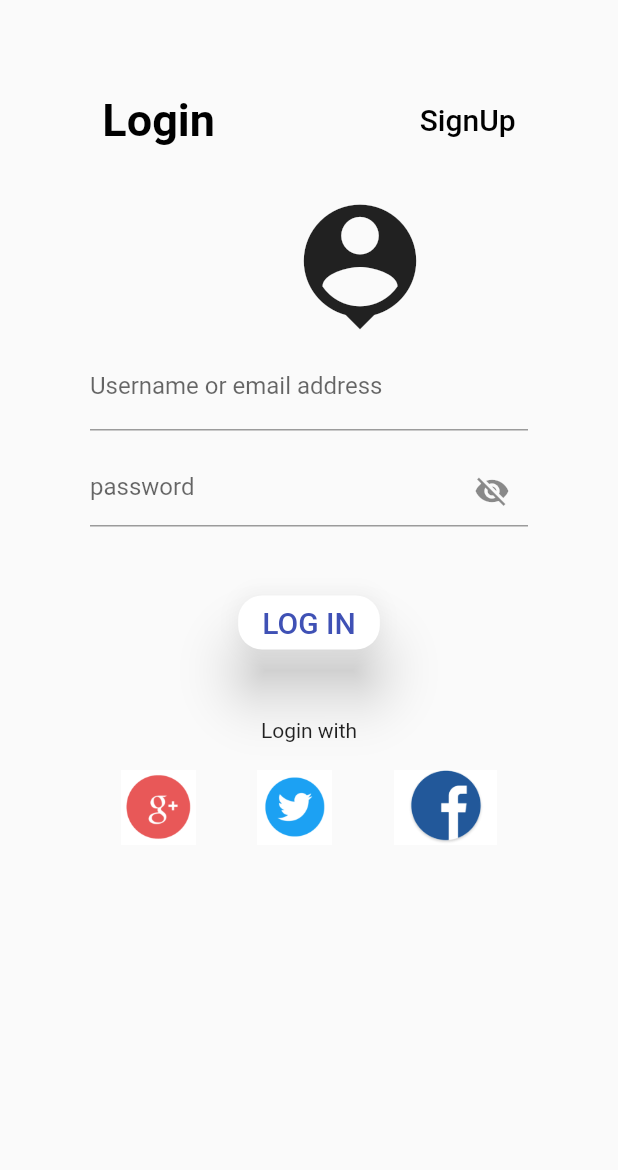
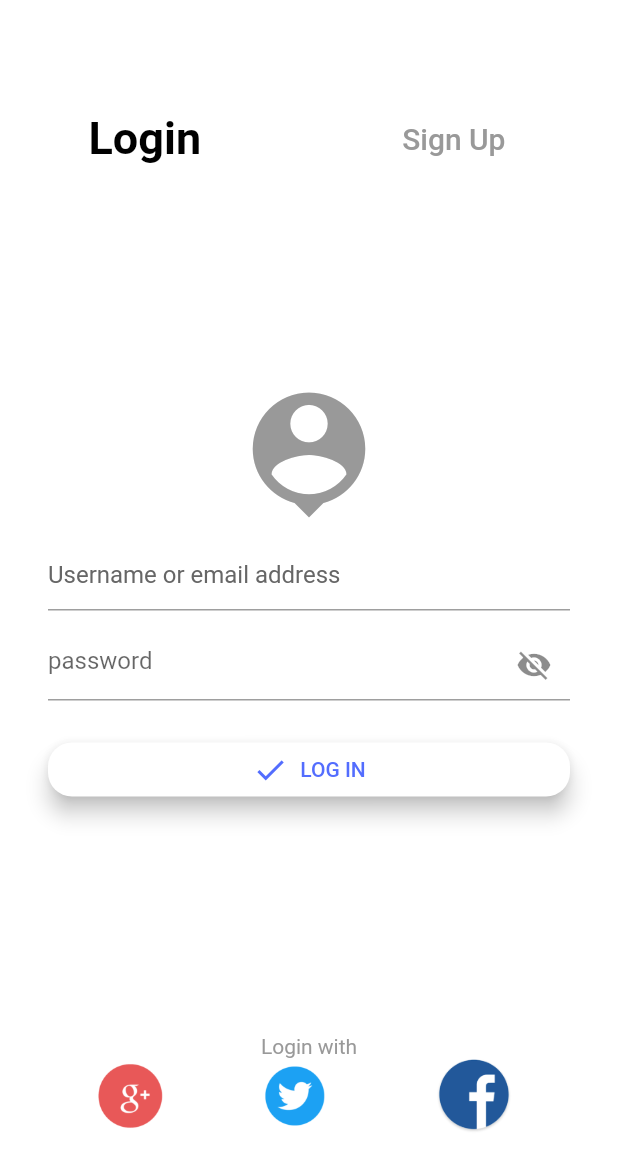
Before and after one commit to MahikaJainDev/login, a Flutter app: the screen it shows after launch, on a phone screen of 412 x 824 dp. Shown: the top 1170 px of the screen. Run offline on Flutter 3.47's test engine with Material 2 defaults, Android fonts, the phone set to English and light mode, and no system bars; our stand-ins replace image_cropper, image_picker.

Commit message:
Login Page fixes

```diff
--- a/lib/login.dart
+++ b/lib/login.dart
@@ -10,33 +10,32 @@ class Login extends StatelessWidget {
 
   @override
   Widget build(BuildContext context) {
-    return MaterialApp(
-      home: Form(
+    return Scaffold(
+      backgroundColor: Colors.white,
+      body: SingleChildScrollView(
+        child: Container(
+          constraints: BoxConstraints(
+            minHeight: MediaQuery.of(context).size.height
+          ),
+          child: Form(
             key: _formKey,
-        child: Scaffold(
-          appBar: AppBar(
-            backgroundColor: Colors.transparent,
-            elevation: 0.0,
-          ),
-          body: ChangeNotifierProvider<MyProvider>(
+            child: ChangeNotifierProvider<MyProvider>(
               create: (context) => MyProvider(),
               child: Consumer<MyProvider>(builder: (context, provider, child) {
-              return ListView(
+                return Column(
+                  crossAxisAlignment: CrossAxisAlignment.stretch,
+                  mainAxisAlignment: MainAxisAlignment.spaceAround,
                   children: [
                     Row(
                       mainAxisAlignment: MainAxisAlignment.spaceAround,
                       children: [
-                      FlatButton(
-                        onPressed: () {},
-                        child: Text(
+                        Text(
                           'Login',
                           style: TextStyle(
+                            color: Colors.black,
                             fontSize: 30,
-                            fontWeight: FontWeight.bold,
-                            color: Colors.black,
+                            fontWeight: FontWeight.bold
                           ),
-                        ),
-                        color: Colors.transparent,
                         ),
                         FlatButton(
                           onPressed: () {
@@ -46,33 +45,35 @@ class Login extends StatelessWidget {
                             );
                           },
                           child: Text(
-                          'SignUp',
+                            'Sign Up',
                             style: TextStyle(
                               fontSize: 20,
-                            color: Colors.black,
+                              color: Color(0xff999999),
                             ),
                           ),
                           color: Colors.transparent,
                         ),
                       ],
                     ),
-                  SizedBox(
-                    height: 16,
+
+                    Column(
+                      crossAxisAlignment: CrossAxisAlignment.stretch,
+                      children: [
+                        MyImage(),
+                        Padding(
+                          padding: EdgeInsets.symmetric(
+                              horizontal: 32,
+                              vertical: 6
                           ),
-                  MyImage(),
-                  Container(
-                    decoration: BoxDecoration(
-                      color: Colors.transparent,
+                          child: TextFormField(
+                            decoration: InputDecoration(
+                                hintText: 'Username or email address',
+                                labelStyle: TextStyle(
+                                    color: Color(0xff666666)
                                 ),
-                    margin: EdgeInsets.all(30),
-                    padding: EdgeInsets.all(30),
-                    child: Column(
-                      children: [
-
-                        TextFormField(
-                          decoration: InputDecoration(
-                            labelText: 'Username or email address',
-                            hintText: AutofillHints.email,
+                                hintStyle: TextStyle(
+                                    color: Color(0xff666666)
+                                )
                             ),
                             validator: (value) {
                               if (value.isEmpty) {
@@ -81,40 +82,66 @@ class Login extends StatelessWidget {
                               return null;
                             },
                           ),
+                        ),
+                        Padding(
+                          padding: EdgeInsets.symmetric(
+                              horizontal: 32,
+                              vertical: 6
+                          ),
+                          child: MyPassword(),
+                        ),
+                        Padding(
+                          padding: EdgeInsets.symmetric(
+                              horizontal: 32,
+                              vertical: 16
+                          ),
+                          child: MaterialButton(
+                            color: Colors.white,
+                            elevation: 6,
+                            shape: RoundedRectangleBorder(
+                                borderRadius: BorderRadius.circular(16)
+                            ),
+                            child: Row(
+                              mainAxisAlignment: MainAxisAlignment.center,
+                              children: [
+                                Icon(
+                                    Icons.check
+                                ),
                                 SizedBox(
-                          height: 16,
+                                  width: 8,
                                 ),
-                        MyPassword(),
-                        SizedBox(
-                          height: 40,
+                                Text(
+                                    'LOG IN'
                                 ),
-                        MaterialButton(
-                          child: Text(
-                            'LOG IN',
-                            style: TextStyle(
-                              fontSize: 20,
-                              color: Colors.indigo,
+                              ],
+                            ),
+                            onPressed: (){
+
+                            },
+                            textColor: Colors.indigoAccent,
                           ),
                         ),
-                          elevation: 16,
-                          color: Colors.white,
-                          shape: RoundedRectangleBorder(
-                            borderRadius: BorderRadius.circular(16),
+                      ],
                     ),
-                          onPressed: () {
-                            if (_formKey.currentState.validate()) {
-                              Navigator.pop(context);
-                            }
-                          },
+
+
+
+                    Column(
+                      crossAxisAlignment: CrossAxisAlignment.stretch,
+                      children: [
+                        Text(
+                          'Login with',
+                          textAlign: TextAlign.center,
+                          style: TextStyle(
+                              color: Color(0xff999999)
                           ),
-                        SizedBox(
-                          height: 40,
                         ),
-                        Text('Login with'),
-                        SizedBox(
-                          height: 18,
+
+                        Padding(
+                          padding: EdgeInsets.symmetric(
+                              horizontal: 32
                           ),
-                        Row(
+                          child: Row(
                             mainAxisAlignment: MainAxisAlignment.spaceAround,
                             children: [
                               Image.asset(
@@ -133,15 +160,93 @@ class Login extends StatelessWidget {
                               ),
                             ],
                           ),
+                        ),
                       ],
-                    ),
-                  ),
+                    )
+
+                    // Container(
+                    //   decoration: BoxDecoration(
+                    //     color: Colors.transparent,
+                    //   ),
+                    //   margin: EdgeInsets.all(30),
+                    //   padding: EdgeInsets.all(30),
+                    //   child: Column(
+                    //     children: [
+                    //
+                    //       TextFormField(
+                    //         decoration: InputDecoration(
+                    //           labelText: 'Username or email address',
+                    //           hintText: AutofillHints.email,
+                    //         ),
+                    //         validator: (value) {
+                    //           if (value.isEmpty) {
+                    //             return 'Please enter username or email address';
+                    //           }
+                    //           return null;
+                    //         },
+                    //       ),
+                    //       SizedBox(
+                    //         height: 16,
+                    //       ),
+                    //
+                    //       SizedBox(
+                    //         height: 40,
+                    //       ),
+                    //       MaterialButton(
+                    //         child: Text(
+                    //           'LOG IN',
+                    //           style: TextStyle(
+                    //             fontSize: 20,
+                    //             color: Colors.indigo,
+                    //           ),
+                    //         ),
+                    //         elevation: 16,
+                    //         color: Colors.white,
+                    //         shape: RoundedRectangleBorder(
+                    //           borderRadius: BorderRadius.circular(16),
+                    //         ),
+                    //         onPressed: () {
+                    //           if (_formKey.currentState.validate()) {
+                    //             Navigator.pop(context);
+                    //           }
+                    //         },
+                    //       ),
+                    //       SizedBox(
+                    //         height: 40,
+                    //       ),
+                    //       Text('Login with'),
+                    //       SizedBox(
+                    //         height: 18,
+                    //       ),
+                    //       Row(
+                    //         mainAxisAlignment: MainAxisAlignment.spaceAround,
+                    //         children: [
+                    //           Image.asset(
+                    //             'assets/images/google+.png',
+                    //             height: 50,
+                    //           ),
+                    //           Image.asset(
+                    //             'assets/images/twitter.png',
+                    //             height: 50,
+                    //             //   width: 90,
+                    //           ),
+                    //           Image.asset(
+                    //             'assets/images/facebook.png',
+                    //             height: 50,
+                    //             // width: 90,
+                    //           ),
+                    //         ],
+                    //       ),
+                    //     ],
+                    //   ),
+                    // ),
                   ],
                 );
               }),
             ),
           ),
         ),
+      ),
     );
   }
 }
--- a/lib/main.dart
+++ b/lib/main.dart
@@ -11,7 +11,7 @@ class MyApp extends StatelessWidget {
   @override
   Widget build(BuildContext context) {
     return MaterialApp(
-        home: Login(),
+      home: Login(),
     );
   }
 }
--- a/lib/myImage.dart
+++ b/lib/myImage.dart
@@ -11,24 +11,27 @@ class MyImage extends StatelessWidget {
       create: (context) => MyImageProvider(),
       child: Consumer<MyImageProvider>(
         builder: (providerContext, provider, child) {
-          return Column(
-              mainAxisAlignment: MainAxisAlignment.center,
-              children: [
-                if (provider.image == null)
-                  IconButton(
-                      icon: Icon(
+          if(provider.image==null)
+            return GestureDetector(
+              onTap: (){
+                print('clicked');
+                showImagePickerDialog(
+                  context,
+                  imageFile: provider.image,
+                  onChange: (file) {
+                    Navigator.of(context).pop();
+                    provider.setImage(file);
+                  }
+                );
+              },
+              child: Icon(
                 Icons.person_pin,
                 size: 100,
+                color: Color(0xff999999),
               ),
-                      onPressed: () async {
-                        showImagePickerDialog(providerContext,
-                            imageFile: provider.image, onChange: (file) {
-                          Navigator.of(context).pop();
-                          provider.setImage(file);
-                        });
-                      }),
-                if (provider.image != null)
-                  Container(
+            );
+
+          return Container(
             height: 80,
             width: 80,
             decoration: BoxDecoration(
@@ -42,9 +45,6 @@ class MyImage extends StatelessWidget {
               ),
             ),
             //  child: Image.file(provider.image),
-                  ),
-              ],
-          //  ),
           );
         },
       ),
--- a/lib/myPassword.dart
+++ b/lib/myPassword.dart
@@ -18,7 +18,7 @@ class MyPassword extends StatelessWidget {
         return TextFormField(
           obscureText: provider.hidePwd,
           decoration: InputDecoration(
-       //       labelText: widget.password,
+             labelText: password,
               hintText: AutofillHints.password,
               suffixIcon: IconButton(
                 icon: Builder(
--- a/lib/signUp.dart
+++ b/lib/signUp.dart
@@ -11,7 +11,7 @@ class SignUp extends StatelessWidget {
   final _formKey = GlobalKey<FormState>();
 
   @override
-  Widget build(BuildContext context) {
+  Widget build(BuildContext mainContext) {
     return MaterialApp(
       home: Form(
         key: _formKey,
@@ -44,7 +44,7 @@ class SignUp extends StatelessWidget {
                       ),
                       FlatButton(
                         onPressed: () {
-                          Navigator.pop(context);
+                          Navigator.pop(mainContext);
                         },
                         child: Text(
                           'Login',
```
Also changed, not shown: pubspec.lock. Lines whose indentation alone changed are shown as unchanged.
